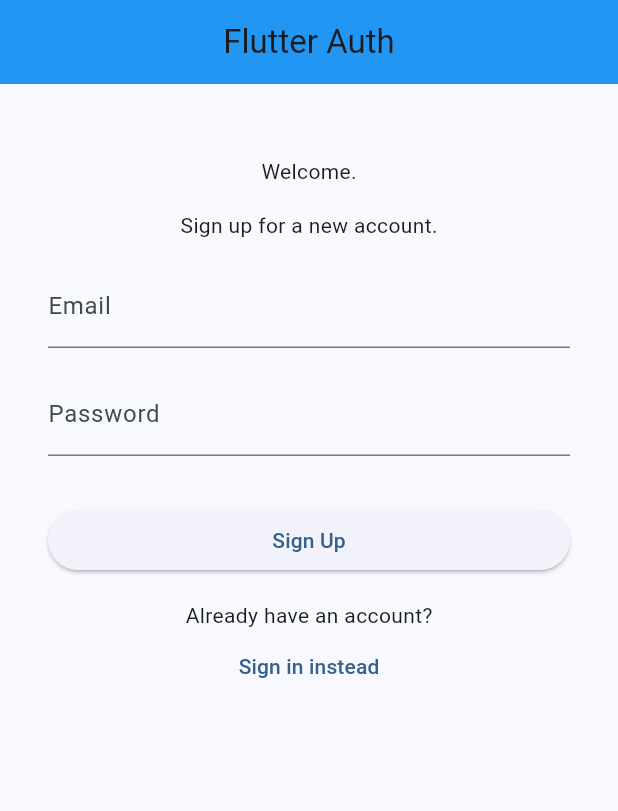
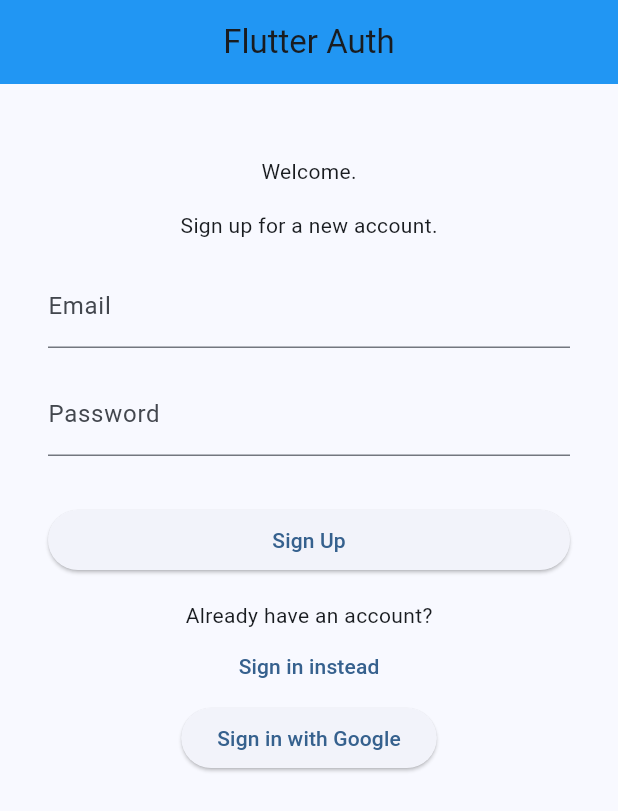
Before and after one commit to LRatti/List-It--A-Flutter-App, a Flutter app: the screen it shows after launch, on a phone screen of 412 x 824 dp. Shown: the top 811 px of the screen. Run offline on Flutter 3.47's test engine with Material 3 defaults, Android fonts, the phone set to English and light mode, and no system bars; our stand-ins replace firebase_auth, firebase_core, flutter_riverpod, google_sign_in, isar; accounts and stored records are empty; network calls fail.

Commit message:
Inserted google auth and chagned sign in logic to convert an anonymous user to a user that is logged in. Wlcolme screen needs to be removed.

```diff
--- a/app_code/lib/main.dart
+++ b/app_code/lib/main.dart
@@ -56,8 +56,32 @@ class MyApp extends StatelessWidget {
               }
               return ProfileScreen(user: user);
             },
-            error: (error, __) => const Text('error loading auth status.'),
-            loading: () => const Text('loading...'),
+            error: (error, __) => Scaffold(
+              body: Center(
+                child: Column(
+                  mainAxisAlignment: MainAxisAlignment.center,
+                  children: [
+                    const Icon(Icons.error_outline, size: 48, color: Colors.red),
+                    const SizedBox(height: 16),
+                    const Text('Error loading auth status'),
+                    const SizedBox(height: 8),
+                    Text(error.toString(), textAlign: TextAlign.center),
+                  ],
+                ),
+              ),
+            ),
+            loading: () => Scaffold(
+              body: Center(
+                child: Column(
+                  mainAxisAlignment: MainAxisAlignment.center,
+                  children: [
+                    const CircularProgressIndicator(),
+                    const SizedBox(height: 16),
+                    const Text('Loading...'),
+                  ],
+                ),
+              ),
+            ),
           );
         }
       ),
--- a/app_code/lib/models/user.dart
+++ b/app_code/lib/models/user.dart
@@ -1,6 +1,7 @@
 class User {
 
   final String uid;
+  final bool isAnonymous;
   String? _providerId;
   String? email;
   String? _password;
@@ -8,6 +9,7 @@ class User {
 
   User({
     required this.uid,
+    this.isAnonymous = false,
     providerId,
     email,
     password,
@@ -41,6 +43,7 @@ class User {
   factory User.fromJson(Map<String, dynamic> json) {
     return User(
       uid: json['id'],
+      isAnonymous: json['is_anonymous'] ?? false,
       providerId: json['provider_id'],
       email: json['email'],
       password: json['password'],
@@ -51,6 +54,7 @@ class User {
   Map<String, dynamic> toJson() {
     return {
       'id': uid,
+      'is_anonymous': isAnonymous,
       'provider_id': _providerId,
       'email': email,
       'password': _password,
--- a/app_code/lib/providers/auth_provider.dart
+++ b/app_code/lib/providers/auth_provider.dart
@@ -7,10 +7,11 @@ final authProvider = StreamProvider.autoDispose<User?>((ref) async* {
   // create a stream provides continues values (user/null)
   final Stream<User?> userStream = firebase_auth.FirebaseAuth.instance.authStateChanges().map((user) {
     if (user != null) {
-      if (user.email == null) {
-        return User(uid: user.uid);
-      }
-      return User(uid: user.uid, email: user.email!);
+      return User(
+        uid: user.uid,
+        isAnonymous: user.isAnonymous,
+        email: user.email,
+      );
     }
     return null;
   });
--- a/app_code/lib/screens/auth/sign_in.dart
+++ b/app_code/lib/screens/auth/sign_in.dart
@@ -84,6 +84,7 @@ class _SignInFormState extends State<SignInForm> {
                       _errorFeedback = 'Incorrect login credentials.';
                     });
                   }
+                  Navigator.of(context).pop();
                 }
               },
               child: const Text('Sign In'),
--- a/app_code/lib/screens/auth/sign_up.dart
+++ b/app_code/lib/screens/auth/sign_up.dart
@@ -87,6 +87,7 @@ class _SignUpFormState extends State<SignUpForm> {
                       _errorFeedback = 'Could not sign up with those details.';
                     });
                   }
+                  Navigator.of(context).pop();
                 }
               },
               child: const Text('Sign Up'),
--- a/app_code/lib/screens/auth/welcome.dart
+++ b/app_code/lib/screens/auth/welcome.dart
@@ -1,5 +1,6 @@
 import 'package:app_code/screens/auth/sign_in.dart';
 import 'package:app_code/screens/auth/sign_up.dart';
+import 'package:app_code/services/auth_service.dart';
 import 'package:flutter/material.dart';
 
 
@@ -62,6 +63,10 @@ class _WelcomeScreenState extends State<WelcomeScreen> {
                     )
                   ]
                 ),
+              ElevatedButton(
+                onPressed: () => AuthService.signInWithGoogle(),
+                child: Text("Sign in with Google"),
+              )
             ]
           )
         ),
--- a/app_code/lib/screens/home/profile.dart
+++ b/app_code/lib/screens/home/profile.dart
@@ -16,7 +16,7 @@ class ProfileScreen extends StatelessWidget {
         backgroundColor: Colors.blue[500],
         centerTitle: true,
         actions: [
-          if (user.email != null && user.email!.isNotEmpty) ...[
+          if (!user.isAnonymous) ...[
             IconButton(
               icon: Icon(Icons.logout),
               onPressed: () async{
--- a/app_code/pubspec.yaml
+++ b/app_code/pubspec.yaml
@@ -13,6 +13,7 @@ dependencies:
   flutter_riverpod: ^2.3.6
   firebase_core: ^4.2.1
   firebase_auth: ^6.1.2
+  google_sign_in: 6.3.0
 
 dev_dependencies:
   flutter_test:
```
Also changed, not shown: app_code/lib/models/user_anon.dart (added, +23 -0 lines), app_code/lib/services/auth_service.dart (+68 -0 lines), app_code/pubspec.lock, 3 other files.
